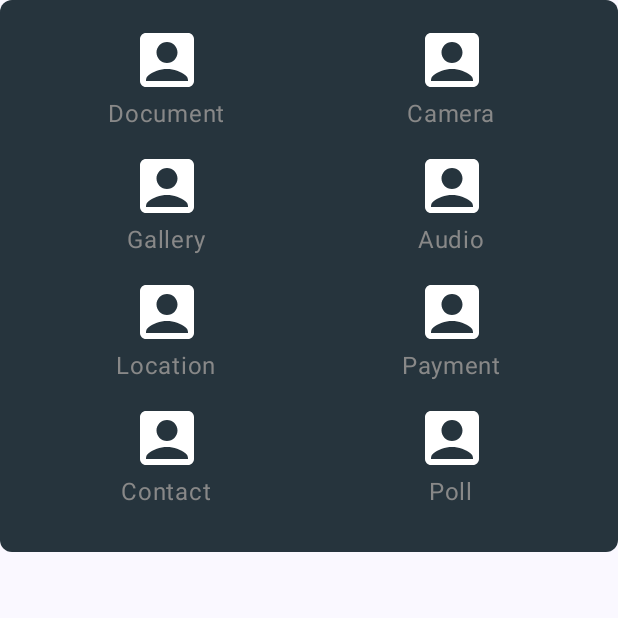
After one commit to EhsanTgv/Circular-Reveal, an Android app built with Jetpack Compose: the composable BottomSheet shown on its own in the app's theme, on a phone screen of 412 x 824 dp, the top half of it. The commit adds this screen. Run offline under Robolectric (Android 15) with nearby library versions, the phone set to English and light mode, and no system bars.

Commit message:
Implement Circular Reveal

```diff
--- a/app/build.gradle.kts
+++ b/app/build.gradle.kts
@@ -6,7 +6,7 @@ plugins {
 
 android {
     namespace = "com.taghavi.circularreveal"
-    compileSdk = 34
+    compileSdk = 35
 
     defaultConfig {
         applicationId = "com.taghavi.circularreveal"
--- /dev/null
+++ b/app/src/main/java/com/taghavi/circularreveal/BottomSheet.kt
@@ -0,0 +1,102 @@
+package com.taghavi.circularreveal
+
+import androidx.compose.animation.core.FloatSpringSpec
+import androidx.compose.animation.core.animateFloatAsState
+import androidx.compose.foundation.Image
+import androidx.compose.foundation.background
+import androidx.compose.foundation.layout.Box
+import androidx.compose.foundation.layout.Column
+import androidx.compose.foundation.layout.PaddingValues
+import androidx.compose.foundation.layout.Spacer
+import androidx.compose.foundation.layout.height
+import androidx.compose.foundation.layout.size
+import androidx.compose.foundation.lazy.grid.GridCells
+import androidx.compose.foundation.lazy.grid.LazyVerticalGrid
+import androidx.compose.foundation.shape.RoundedCornerShape
+import androidx.compose.material.icons.Icons
+import androidx.compose.material.icons.filled.AccountBox
+import androidx.compose.material3.Text
+import androidx.compose.runtime.Composable
+import androidx.compose.runtime.LaunchedEffect
+import androidx.compose.runtime.getValue
+import androidx.compose.runtime.mutableStateOf
+import androidx.compose.runtime.remember
+import androidx.compose.runtime.setValue
+import androidx.compose.ui.Alignment
+import androidx.compose.ui.Modifier
+import androidx.compose.ui.unit.dp
+import androidx.compose.ui.graphics.Color
+import androidx.compose.ui.graphics.ColorFilter
+import androidx.compose.ui.graphics.graphicsLayer
+import androidx.compose.ui.tooling.preview.Preview
+import kotlinx.coroutines.delay
+
+@Composable
+fun BottomSheet(modifier: Modifier = Modifier) {
+    Box(modifier) {
+        LazyVerticalGrid(
+            columns = GridCells.Fixed(2),
+            contentPadding = PaddingValues(16.dp),
+            modifier = Modifier
+                .background(
+                    Color(38, 52, 61),
+                    RoundedCornerShape(8.dp)
+                )
+        ) {
+            item { Item(label = "Document", position = 8) }
+            item { Item(label = "Camera", position = 7) }
+            item { Item(label = "Gallery", position = 6) }
+            item { Item(label = "Audio", position = 5) }
+            item { Item(label = "Location", position = 4) }
+            item { Item(label = "Payment", position = 3) }
+            item { Item(label = "Contact", position = 2) }
+            item { Item(label = "Poll", position = 1) }
+        }
+    }
+}
+
+@Composable
+private fun Item(
+    label: String,
+    position: Int,
+) {
+    var scale by remember { mutableStateOf(0.9f) }
+    val animation = animateFloatAsState(
+        targetValue = scale,
+        animationSpec = FloatSpringSpec(
+            dampingRatio = 0.3f,
+        )
+    )
+
+    LaunchedEffect(Unit) {
+        delay(20 + position.toLong() * 20)
+        scale = 1f
+    }
+
+    Column(horizontalAlignment = Alignment.CenterHorizontally) {
+        Box {
+            Image(
+                imageVector = Icons.Default.AccountBox,
+                contentDescription = "",
+                colorFilter = ColorFilter.tint(Color.White),
+                modifier = Modifier
+                    .size(48.dp)
+                    .graphicsLayer {
+                        scaleX = animation.value
+                        scaleY = animation.value
+                    }
+            )
+        }
+        Text(
+            text = label,
+            color = Color(0xFF888888)
+        )
+        Spacer(modifier  = Modifier.height(12.dp))
+    }
+}
+
+@Preview(showSystemUi = true)
+@Composable
+private fun BottomSheetPreview() {
+    BottomSheet()
+}
--- a/gradle/libs.versions.toml
+++ b/gradle/libs.versions.toml
@@ -8,6 +8,7 @@ espressoCore = "3.6.1"
 lifecycleRuntimeKtx = "2.8.7"
 activityCompose = "1.9.3"
 composeBom = "2024.04.01"
+composeMaterial = "1.4.0"
 
 [libraries]
 androidx-core-ktx = { group = "androidx.core", name = "core-ktx", version.ref = "coreKtx" }
@@ -24,6 +25,7 @@ androidx-ui-tooling-preview = { group = "androidx.compose.ui", name = "ui-toolin
 androidx-ui-test-manifest = { group = "androidx.compose.ui", name = "ui-test-manifest" }
 androidx-ui-test-junit4 = { group = "androidx.compose.ui", name = "ui-test-junit4" }
 androidx-material3 = { group = "androidx.compose.material3", name = "material3" }
+androidx-compose-material = { group = "androidx.wear.compose", name = "compose-material", version.ref = "composeMaterial" }
 
 [plugins]
 android-application = { id = "com.android.application", version.ref = "agp" }
```
Also changed, not shown: app/src/main/java/com/taghavi/circularreveal/CircularReveal.kt (added, +95 -0 lines), app/src/main/java/com/taghavi/circularreveal/MainActivity.kt (+1 -18 lines).
